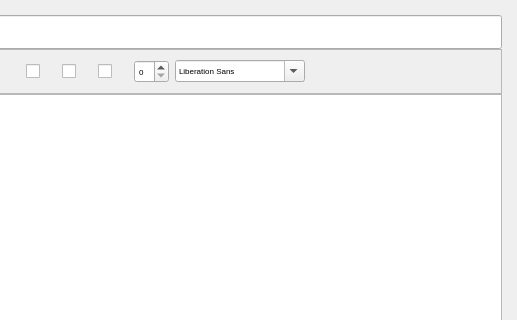
This is forms/NoteEditor.ui in Patryk-Trojak/Notes as Qt 5 draws it before an edit; both pictures show x 259 to 776 and y 0 to 320 of the 776 by 454 pixel window. The edited form follows.
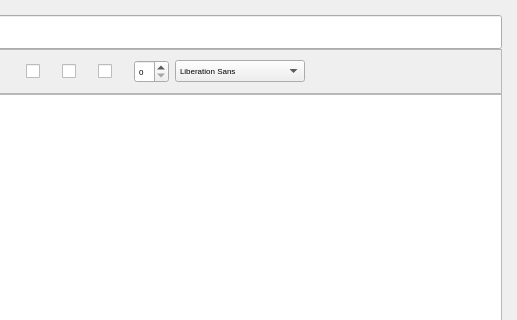
This is the edited form. Icons and pictures are not drawn. Custom widgets are drawn as their Qt base class.

Commit message: Make fontFamilyComboBox uneditable

```diff
--- a/forms/NoteEditor.ui
+++ b/forms/NoteEditor.ui
@@ -574,6 +574,12 @@
            <height>16777215</height>
           </size>
          </property>
+         <property name="styleSheet">
+          <string notr="true"/>
+         </property>
+         <property name="editable">
+          <bool>false</bool>
+         </property>
         </widget>
        </item>
        <item>
```
